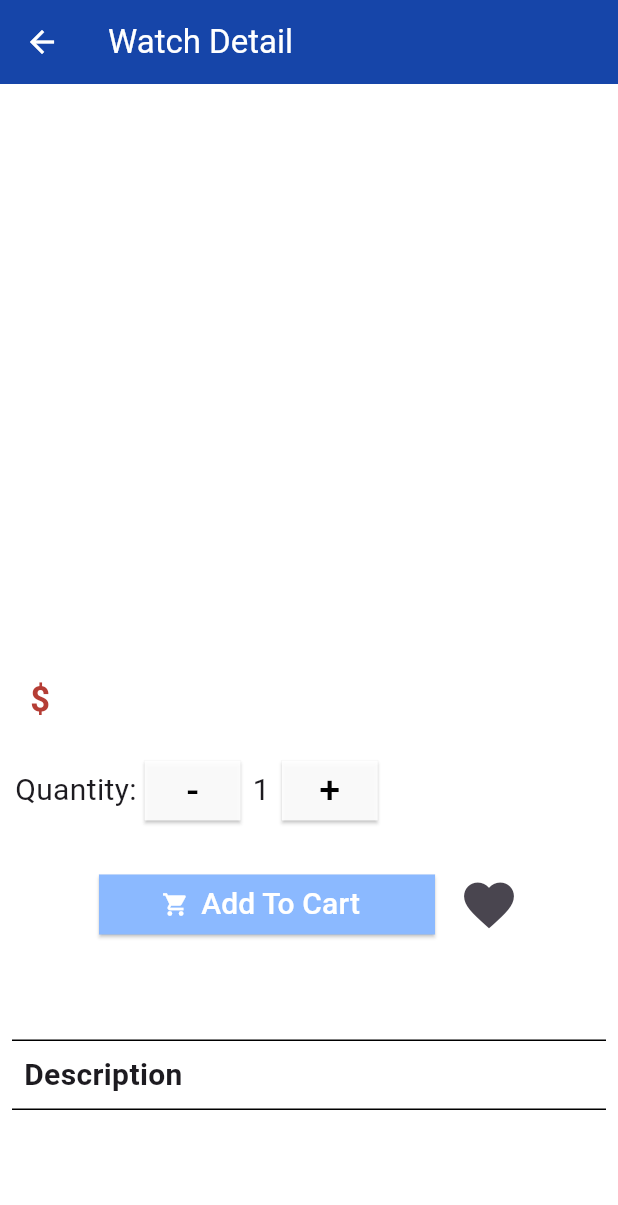
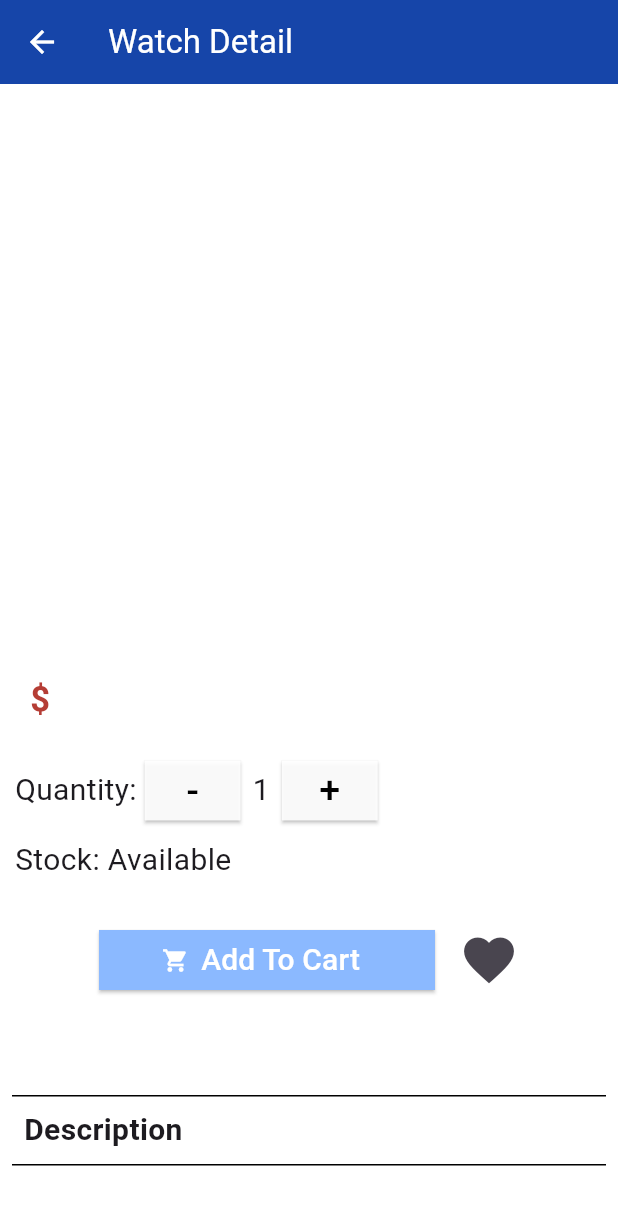
Before and after one commit to Jubril7/WatchHub, a Flutter app: the WatchDetail screen opened directly with empty values, on a phone screen of 412 x 824 dp. Shown: the top 1205 px of the screen. Run offline on Flutter 3.47's test engine with Material 3 defaults, Android fonts, the light colour scheme and no system bars; our stand-ins replace accordion, cloud_firestore, firebase_auth, firebase_core, flutter_rating_bar, flutter_spinkit and 1 more; accounts and stored records are empty; network calls fail.

Commit message:
changed background color of watch list and details page

```diff
--- a/lib/screens/home/shop/watch_detail.dart
+++ b/lib/screens/home/shop/watch_detail.dart
@@ -62,7 +62,7 @@ class _WatchDetailState extends State<WatchDetail> {
     print("watch sort $watchSort");
 
     return Scaffold(
-      backgroundColor: const Color.fromARGB(232, 255, 255, 255),
+      backgroundColor: Colors.white,
       appBar: AppBar(
         iconTheme: const IconThemeData(
           color: Colors.white, //change your color here
@@ -184,6 +184,16 @@ class _WatchDetailState extends State<WatchDetail> {
                       style: TextStyle(fontSize: 25.0, color: Colors.black),
                     ))
               ],
+            ),
+            const Padding(
+              padding: EdgeInsets.fromLTRB(10, 8, 0, 0),
+              child: Align(
+                alignment: Alignment.centerLeft,
+                child: Text(
+                  "Stock: Available",
+                  style: TextStyle(fontSize: 20),
+                ),
+              ),
             ),
             const SizedBox(
               height: 20.0,
```
